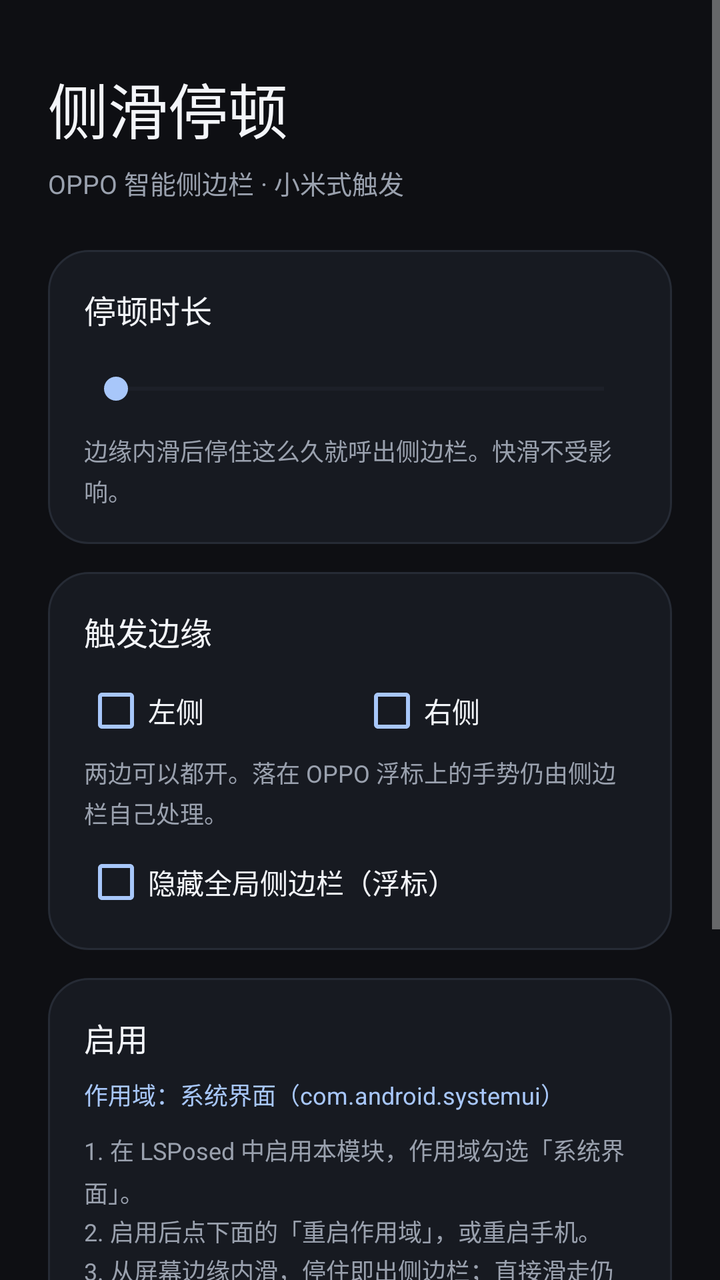
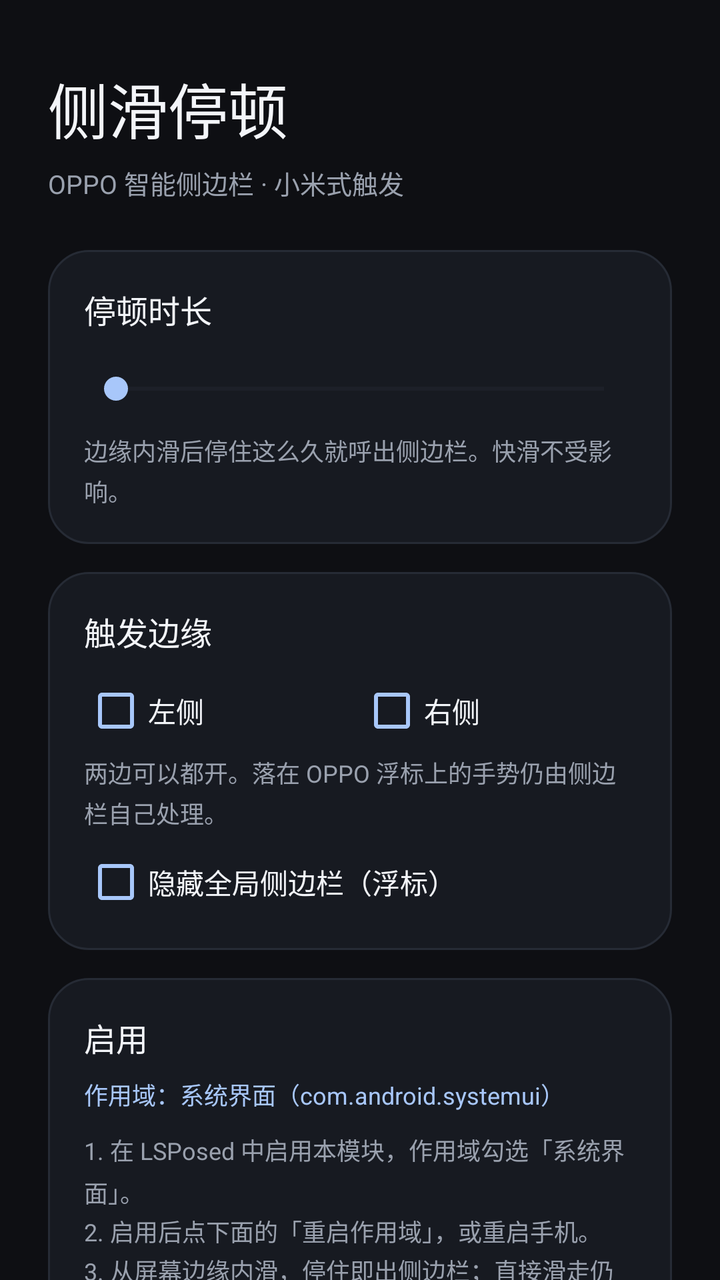

Screens rendered from an Android XML layout before and after an edit, with the pre-edit source and the edit as a unified diff.
<!-- AndroidManifest.xml: application theme AppTheme -->
<!-- res/layout/activity_main.xml -->
<?xml version="1.0" encoding="utf-8"?>
<ScrollView xmlns:android="http://schemas.android.com/apk/res/android"
    android:layout_width="match_parent"
    android:layout_height="match_parent"
    android:background="@color/bg"
    android:clipToPadding="false"
    android:fillViewport="true"
    android:fitsSystemWindows="true">

    <LinearLayout
        android:layout_width="match_parent"
        android:layout_height="wrap_content"
        android:orientation="vertical"
        android:paddingLeft="24dp"
        android:paddingTop="32dp"
        android:paddingRight="24dp"
        android:paddingBottom="32dp">

        <TextView
            android:layout_width="wrap_content"
            android:layout_height="wrap_content"
            android:fontFamily="sans-serif-medium"
            android:text="@string/ui_title"
            android:textColor="@color/text_primary"
            android:textSize="30sp" />

        <TextView
            android:layout_width="wrap_content"
            android:layout_height="wrap_content"
            android:layout_marginTop="6dp"
            android:text="@string/ui_subtitle"
            android:textColor="@color/text_secondary"
            android:textSize="13sp" />

        <LinearLayout
            android:layout_width="match_parent"
            android:layout_height="wrap_content"
            android:layout_marginTop="24dp"
            android:background="@drawable/card_bg"
            android:orientation="vertical"
            android:padding="18dp">

            <LinearLayout
                android:layout_width="match_parent"
                android:layout_height="wrap_content"
                android:gravity="center_vertical"
                android:orientation="horizontal">

                <TextView
                    android:layout_width="0dp"
                    android:layout_height="wrap_content"
                    android:layout_weight="1"
                    android:text="@string/hold_title"
                    android:textColor="@color/text_primary"
                    android:textSize="16sp" />

                <TextView
                    android:id="@+id/hold_value"
                    android:layout_width="wrap_content"
                    android:layout_height="wrap_content"
                    android:fontFamily="sans-serif-medium"
                    android:textColor="@color/accent"
                    android:textSize="15sp" />
            </LinearLayout>

            <SeekBar
                android:id="@+id/hold"
                android:layout_width="match_parent"
                android:layout_height="36dp"
                android:layout_marginTop="10dp"
                android:max="450"
                android:progressBackgroundTint="@color/track"
                android:progressTint="@color/accent"
                android:splitTrack="false"
                android:thumbTint="@color/accent" />

            <TextView
                android:layout_width="match_parent"
                android:layout_height="wrap_content"
                android:layout_marginTop="4dp"
                android:lineSpacingExtra="3dp"
                android:text="@string/hold_desc"
                android:textColor="@color/text_secondary"
                android:textSize="12sp" />
        </LinearLayout>

        <LinearLayout
            android:layout_width="match_parent"
            android:layout_height="wrap_content"
            android:layout_marginTop="14dp"
            android:background="@drawable/card_bg"
            android:orientation="vertical"
            android:padding="18dp">

            <TextView
                android:layout_width="wrap_content"
                android:layout_height="wrap_content"
                android:text="@string/edge_title"
                android:textColor="@color/text_primary"
                android:textSize="16sp" />

            <LinearLayout
                android:layout_width="match_parent"
                android:layout_height="wrap_content"
                android:layout_marginTop="12dp"
                android:orientation="horizontal">

                <CheckBox
                    android:id="@+id/edge_left"
                    android:layout_width="0dp"
                    android:layout_height="wrap_content"
                    android:layout_weight="1"
                    android:buttonTint="@color/accent"
                    android:text="@string/edge_left"
                    android:textColor="@color/text_primary"
                    android:textSize="14sp" />

                <CheckBox
                    android:id="@+id/edge_right"
                    android:layout_width="0dp"
                    android:layout_height="wrap_content"
                    android:layout_weight="1"
                    android:buttonTint="@color/accent"
                    android:text="@string/edge_right"
                    android:textColor="@color/text_primary"
                    android:textSize="14sp" />
            </LinearLayout>

            <TextView
                android:layout_width="match_parent"
                android:layout_height="wrap_content"
                android:layout_marginTop="6dp"
                android:lineSpacingExtra="3dp"
                android:text="@string/edge_desc"
                android:textColor="@color/text_secondary"
                android:textSize="12sp" />

            <CheckBox
                android:id="@+id/hide_bar"
                android:layout_width="match_parent"
                android:layout_height="wrap_content"
                android:layout_marginTop="10dp"
                android:buttonTint="@color/accent"
                android:text="@string/hide_bar"
                android:textColor="@color/text_primary"
                android:textSize="14sp" />
        </LinearLayout>

        <LinearLayout
            android:layout_width="match_parent"
            android:layout_height="wrap_content"
            android:layout_marginTop="14dp"
            android:background="@drawable/card_bg"
            android:orientation="vertical"
            android:padding="18dp">

            <TextView
                android:layout_width="wrap_content"
                android:layout_height="wrap_content"
                android:text="@string/setup_title"
                android:textColor="@color/text_primary"
                android:textSize="16sp" />

            <TextView
                android:layout_width="match_parent"
                android:layout_height="wrap_content"
                android:layout_marginTop="8dp"
                android:text="@string/setup_scope"
                android:textColor="@color/accent"
                android:textSize="12sp" />

            <TextView
                android:layout_width="match_parent"
                android:layout_height="wrap_content"
                android:layout_marginTop="10dp"
                android:lineSpacingExtra="4dp"
                android:text="@string/setup_step1"
                android:textColor="@color/text_secondary"
                android:textSize="12sp" />

            <TextView
                android:layout_width="match_parent"
                android:layout_height="wrap_content"
                android:layout_marginTop="2dp"
                android:lineSpacingExtra="4dp"
                android:text="@string/setup_step2"
                android:textColor="@color/text_secondary"
                android:textSize="12sp" />

            <TextView
                android:layout_width="match_parent"
                android:layout_height="wrap_content"
                android:layout_marginTop="2dp"
                android:lineSpacingExtra="4dp"
                android:text="@string/setup_step3"
                android:textColor="@color/text_secondary"
                android:textSize="12sp" />

            <TextView
                android:layout_width="match_parent"
                android:layout_height="wrap_content"
                android:layout_marginTop="10dp"
                android:lineSpacingExtra="3dp"
                android:text="@string/setup_note"
                android:textColor="@color/text_secondary"
                android:textSize="11sp" />
        </LinearLayout>

        <Button
            android:id="@+id/restart_systemui"
            android:layout_width="match_parent"
            android:layout_height="52dp"
            android:layout_marginTop="18dp"
            android:background="@drawable/button_secondary"
            android:fontFamily="sans-serif-medium"
            android:text="@string/restart_systemui"
            android:textAllCaps="false"
            android:textColor="@color/text_primary"
            android:textSize="15sp" />

        <Button
            android:id="@+id/open_lsposed"
            android:layout_width="match_parent"
            android:layout_height="52dp"
            android:layout_marginTop="18dp"
            android:background="@drawable/button_primary"
            android:fontFamily="sans-serif-medium"
            android:text="@string/open_lsposed"
            android:textAllCaps="false"
            android:textColor="@color/accent_text"
            android:textSize="15sp" />
    </LinearLayout>
</ScrollView>
<!-- resources referenced by this layout -->
<resources>
  <color name="accent">#A8C7FA</color>
  <color name="accent_text">#11151C</color>
  <color name="bg">#0E0F13</color>
  <color name="text_primary">#F3F5F9</color>
  <color name="text_secondary">#9AA1AE</color>
  <color name="track">#2B303B</color>
  <!-- drawable button_primary (drawable) -->
  <?xml version="1.0" encoding="utf-8"?>
  <ripple xmlns:android="http://schemas.android.com/apk/res/android" android:color="#33FFFFFF">
      <item>
          <shape android:shape="rectangle">
              <solid android:color="@color/accent" />
              <corners android:radius="16dp" />
          </shape>
      </item>
  </ripple>
  <!-- drawable button_secondary (drawable) -->
  <?xml version="1.0" encoding="utf-8"?>
  <ripple xmlns:android="http://schemas.android.com/apk/res/android" android:color="#22FFFFFF">
      <item>
          <shape android:shape="rectangle">
              <solid android:color="#1B1F27" />
              <corners android:radius="16dp" />
              <stroke android:width="1dp" android:color="@color/card_stroke" />
          </shape>
      </item>
  </ripple>
  <!-- drawable card_bg (drawable) -->
  <?xml version="1.0" encoding="utf-8"?>
  <shape xmlns:android="http://schemas.android.com/apk/res/android" android:shape="rectangle">
      <solid android:color="@color/card" />
      <corners android:radius="20dp" />
      <stroke android:width="1dp" android:color="@color/card_stroke" />
  </shape>
  <string name="edge_desc">两边可以都开。落在 OPPO 浮标上的手势仍由侧边栏自己处理。</string>
  <string name="edge_left">左侧</string>
  <string name="edge_right">右侧</string>
  <string name="edge_title">触发边缘</string>
  <string name="hide_bar">隐藏全局侧边栏（浮标）</string>
  <string name="hold_desc">边缘内滑后停住这么久就呼出侧边栏。快滑不受影响。</string>
  <string name="hold_title">停顿时长</string>
  <string name="open_lsposed">打开 LSPosed</string>
  <string name="restart_systemui">重启作用域（root）</string>
  <string name="setup_note">模块只改触发方式，不替换 OPPO 的侧边栏内容。</string>
  <string name="setup_scope">作用域：系统界面（com.android.systemui）</string>
  <string name="setup_step1">1. 在 LSPosed 中启用本模块，作用域勾选「系统界面」。</string>
  <string name="setup_step2">2. 启用后点下面的「重启作用域」，或重启手机。</string>
  <string name="setup_step3">3. 从屏幕边缘内滑，停住即出侧边栏；直接滑走仍是返回。</string>
  <string name="setup_title">启用</string>
  <string name="ui_subtitle">OPPO 智能侧边栏 · 小米式触发</string>
  <string name="ui_title">侧滑停顿</string>
  <style name="AppTheme" parent="@android:style/Theme.Material.NoActionBar">
          <item name="android:fontFamily">sans-serif</item>
          <item name="android:windowBackground">@color/bg</item>
          <item name="android:statusBarColor">@color/bg</item>
          <item name="android:navigationBarColor">@color/bg</item>
          <item name="android:windowLightStatusBar">false</item>
          <item name="android:windowLightNavigationBar">false</item>
          <item name="android:colorAccent">@color/accent</item>
      </style>
  <color name="card_stroke">#262B35</color>
  <color name="card">#171A21</color>
</resources>

<!-- the commit's change to res/layout/activity_main.xml (unified diff, before → after) -->
@@ -5,7 +5,8 @@
     android:background="@color/bg"
     android:clipToPadding="false"
     android:fillViewport="true"
-    android:fitsSystemWindows="true">
+    android:fitsSystemWindows="true"
+    android:scrollbars="none">
 
     <LinearLayout
         android:layout_width="match_parent"
